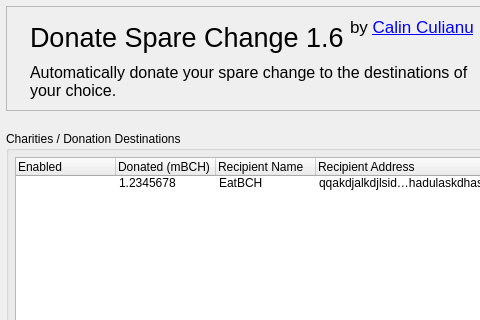
Before: the Qt Designer form ui.ui in cculianu/DonateSpareChange, drawn with Qt 5; both pictures show x 0 to 480 and y 0 to 320 of the 1054 by 519 pixel window.
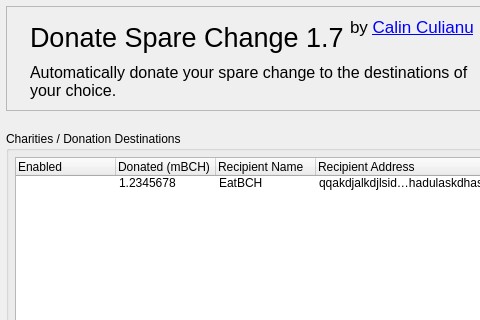
After: the same form once the commit is applied. Icons and pictures are not drawn.

```diff
--- a/ui.ui
+++ b/ui.ui
@@ -475,7 +475,7 @@
          </font>
         </property>
         <property name="text">
-         <string>Donate Spare Change 1.6</string>
+         <string>Donate Spare Change 1.7</string>
         </property>
         <property name="alignment">
          <set>Qt::AlignLeading|Qt::AlignLeft|Qt::AlignVCenter</set>
```
